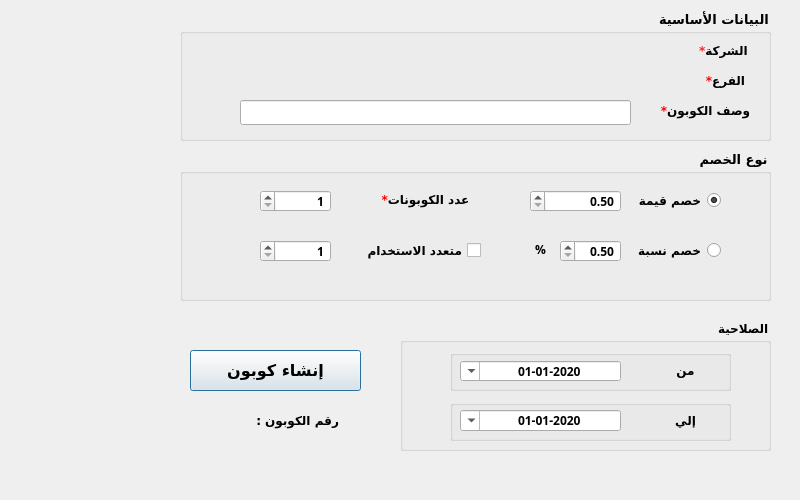
First picture: the form in presentation/coupon_ui/createCoupon.ui, repository shymaa123456/HyperPOS2020, before the edit.
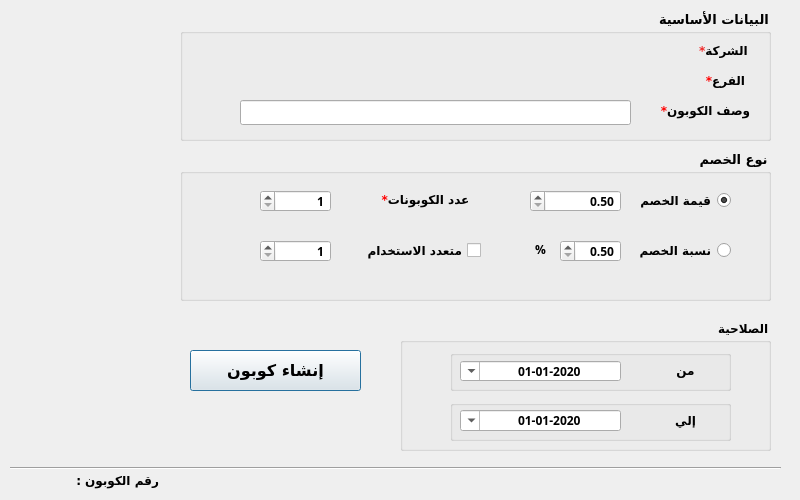
Second picture: the form after the edit.

Commit message: finalize Coupon Design Style 7/12 comments

```diff
--- a/presentation/coupon_ui/createCoupon.ui
+++ b/presentation/coupon_ui/createCoupon.ui
@@ -173,8 +173,8 @@
   <widget class="QLabel" name="label_num">
    <property name="geometry">
     <rect>
-     <x>190</x>
-     <y>410</y>
+     <x>10</x>
+     <y>470</y>
      <width>47</width>
      <height>21</height>
     </rect>
@@ -189,8 +189,8 @@
   <widget class="QLabel" name="label_2">
    <property name="geometry">
     <rect>
-     <x>240</x>
-     <y>410</y>
+     <x>60</x>
+     <y>470</y>
      <width>111</width>
      <height>21</height>
     </rect>
@@ -487,7 +487,7 @@
    <widget class="QRadioButton" name="radioButton_Percentage">
     <property name="geometry">
      <rect>
-      <x>430</x>
+      <x>440</x>
       <y>90</y>
       <width>111</width>
       <height>20</height>
@@ -508,7 +508,7 @@
      <string notr="true"/>
     </property>
     <property name="text">
-     <string>خصم نسبة</string>
+     <string>نسبة الخصم</string>
     </property>
    </widget>
    <widget class="QDoubleSpinBox" name="LE_desc_2">
@@ -543,7 +543,7 @@
    <widget class="QRadioButton" name="radioButton_Value">
     <property name="geometry">
      <rect>
-      <x>430</x>
+      <x>440</x>
       <y>40</y>
       <width>111</width>
       <height>21</height>
@@ -567,7 +567,7 @@
      <string notr="true"/>
     </property>
     <property name="text">
-     <string>خصم قيمة</string>
+     <string>قيمة الخصم</string>
     </property>
     <property name="checked">
      <bool>true</bool>
@@ -736,6 +736,19 @@
     <string>البيانات الأساسية</string>
    </property>
   </widget>
+  <widget class="Line" name="line">
+   <property name="geometry">
+    <rect>
+     <x>10</x>
+     <y>460</y>
+     <width>771</width>
+     <height>16</height>
+    </rect>
+   </property>
+   <property name="orientation">
+    <enum>Qt::Horizontal</enum>
+   </property>
+  </widget>
   <zorder>groupBox_3</zorder>
   <zorder>desc</zorder>
   <zorder>BTN_createCoupon</zorder>
```
Left out of the diff: 11 changed lines with no effect on the pictures. The commit also changes 5 other files.
